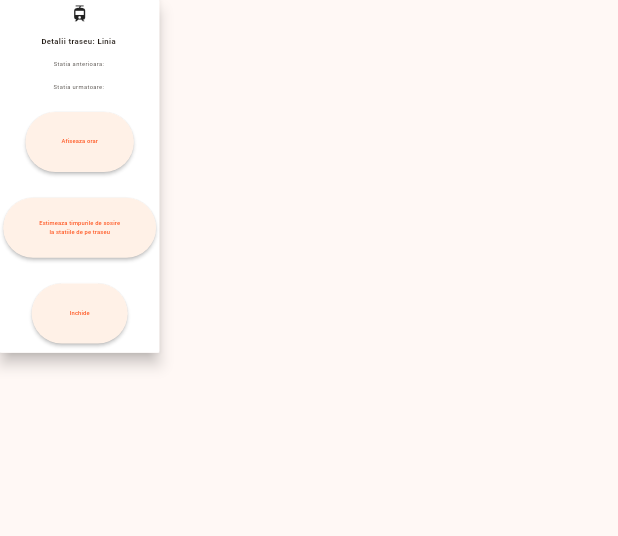
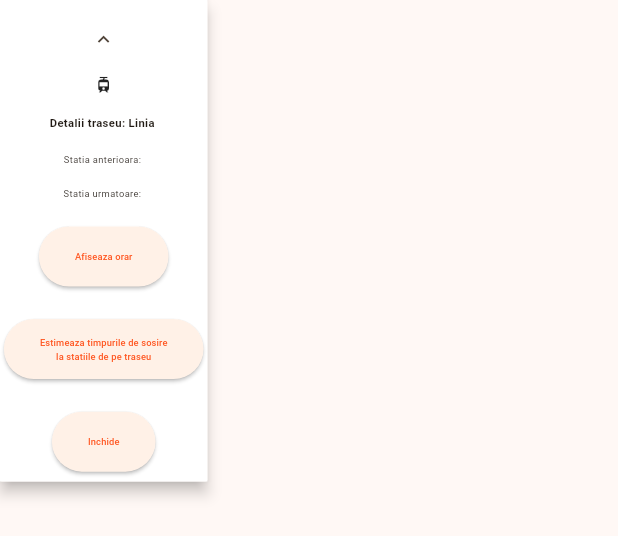
Before and after one commit to bluegalaxy4012/mapmybus, a Flutter app: the VehicleMenu widget shown alone on an empty page, opened directly with empty values, on a phone screen of 412 x 824 dp. Shown: the top 536 px of the screen. Run offline on Flutter 3.47's test engine with Material 3 defaults, Android fonts, the phone set to English and light mode, and no system bars; our stand-ins replace csv, flutter_map, flutter_screenutil, geolocator, latlong2, logger and 1 more; accounts and stored records are empty; network calls fail.

Commit message:
adapt menu for more screen sizes

```diff
--- a/mapmybus/lib/db_service.dart
+++ b/mapmybus/lib/db_service.dart
@@ -141,6 +141,7 @@ class DbService {
     }
   }
 
+  // momentan doar pentru Cluj-Napoca
   Future<Result<List<List<String>>, Exception>> getTimetable(
     String routeShortName,
     String dayType,
--- a/mapmybus/lib/widgets/map_page.dart
+++ b/mapmybus/lib/widgets/map_page.dart
@@ -299,12 +299,8 @@ class _MapPageState extends State<MapPage> {
         }
 
         etas.add(EtaDisplayInfo(stopName: stopName, etaMessage: etaMessage));
-
-        // log.i("Dureaza intre $minEta si $maxEta minute pana la $stopName");
       } else if (data.message == "Vehicle has already passed this stop") {
         etas.add(EtaDisplayInfo(stopName: stopName, etaMessage: "Trecut"));
-
-        // log.i('Vehiculul a trecut deja pe la $stopName');
       } else {
         log.w('Unexpected error while getting etas');
 
--- a/mapmybus/lib/widgets/vehicle_menu.dart
+++ b/mapmybus/lib/widgets/vehicle_menu.dart
@@ -36,6 +36,25 @@ class VehicleMenu extends StatefulWidget {
 class _VehicleMenuState extends State<VehicleMenu> {
   final ScrollController _scrollController = ScrollController();
 
+  // ar trebui si la alte widget-uri de astea dar nu stiu cum e optim de lucrat
+  late double screenWidth;
+  final double smallScreenBonusSize = 11.0;
+  final double largeScreenBonusSize = 1.0;
+
+  bool _isMinimized = false;
+
+  void _toggleMinimize() {
+    setState(() {
+      _isMinimized = !_isMinimized;
+    });
+  }
+
+  double calculateFontSize(double baseSize) {
+    if (screenWidth >= 864) return (baseSize + largeScreenBonusSize).sp;
+
+    return (baseSize + smallScreenBonusSize).sp;
+  }
+
   @override
   void initState() {
     super.initState();
@@ -57,8 +76,9 @@ class _VehicleMenuState extends State<VehicleMenu> {
     );
 
     if (index != -1) {
+      // offset ?
       final double rowH = 26.h;
-      final double headerH = 32.0.h;
+      final double headerH = 32.h;
 
       final double rowTop = headerH + (index * rowH);
       final double visibleHeight = _scrollController.position.viewportDimension;
@@ -66,7 +86,7 @@ class _VehicleMenuState extends State<VehicleMenu> {
       final double finalPos = rowTop - middleOffset;
 
       _scrollController.animateTo(
-        finalPos.clamp(0.0, _scrollController.position.maxScrollExtent),
+        finalPos.clamp(0, _scrollController.position.maxScrollExtent),
         duration: const Duration(milliseconds: 400),
         curve: Curves.easeOut,
       );
@@ -94,6 +114,8 @@ class _VehicleMenuState extends State<VehicleMenu> {
 
   @override
   Widget build(BuildContext context) {
+    screenWidth = MediaQuery.sizeOf(context).width;
+
     return Positioned(
       left: 10.w,
       top: 10.h,
@@ -102,29 +124,61 @@ class _VehicleMenuState extends State<VehicleMenu> {
         borderRadius: BorderRadius.circular(6.r),
 
         child: Container(
-          padding: EdgeInsets.all(10.w),
+          padding: EdgeInsets.all(12.w),
           color: Colors.white,
-          child: Column(
-            spacing: 12.h,
+          child: _isMinimized
+              ? Row(
                   mainAxisSize: MainAxisSize.min,
                   children: [
+                    const Icon(Icons.directions_bus, size: 40),
+                    const SizedBox(width: 8),
+                    Text(
+                      "Linia ${widget.selectedRouteName}",
+                      style: const TextStyle(fontSize: 20),
+                    ),
+                    IconButton(
+                      icon: const Icon(Icons.expand_more, size: 34),
+                      onPressed: _toggleMinimize,
+                    ),
+                  ],
+                )
+              : Column(
+                  spacing: 18.h,
+                  mainAxisSize: MainAxisSize.min,
+                  children: [
+                    Column(
+                      mainAxisSize: MainAxisSize.min,
+                      children: [
+                        IconButton(
+                          icon: Icon(Icons.expand_less, size: 72.sp),
+                          onPressed: _toggleMinimize,
+                        ),
+
                         Icon(
-                getIconForVehicleType(widget.selectedVehicle!.vehicleType),
-                size: 60.sp,
+                          getIconForVehicleType(
+                            widget.selectedVehicle!.vehicleType,
                           ),
+                          size: 58.sp,
+                        ),
+                      ],
+                    ),
+
                     Text(
                       "Detalii traseu: Linia ${widget.selectedRouteName}",
-                style: TextStyle(fontWeight: FontWeight.bold, fontSize: 24.sp),
+                      style: TextStyle(
+                        fontWeight: FontWeight.bold,
+                        fontSize: calculateFontSize(24),
+                      ),
                     ),
 
                     Text(
                       "Statia anterioara: ${widget.previousStopName}",
-                style: TextStyle(fontSize: 18.sp),
+                      style: TextStyle(fontSize: calculateFontSize(18)),
                     ),
 
                     Text(
                       "Statia urmatoare: ${widget.nextStopName}",
-                style: TextStyle(fontSize: 18.sp),
+                      style: TextStyle(fontSize: calculateFontSize(18)),
                     ),
 
                     ElevatedButton(
@@ -142,7 +196,10 @@ class _VehicleMenuState extends State<VehicleMenu> {
                           );
                         }
                       },
-                child: Text("Afiseaza orar", style: TextStyle(fontSize: 18.sp)),
+                      child: Text(
+                        "Afiseaza orar",
+                        style: TextStyle(fontSize: calculateFontSize(18)),
+                      ),
                     ),
 
                     ElevatedButton(
@@ -161,11 +218,15 @@ class _VehicleMenuState extends State<VehicleMenu> {
                               children: [
                                 Text(
                                   "Estimeaza timpurile de sosire",
-                            style: TextStyle(fontSize: 18.sp),
+                                  style: TextStyle(
+                                    fontSize: calculateFontSize(18),
+                                  ),
                                 ),
                                 Text(
                                   "la statiile de pe traseu",
-                            style: TextStyle(fontSize: 18.sp),
+                                  style: TextStyle(
+                                    fontSize: calculateFontSize(18),
+                                  ),
                                 ),
                               ],
                             ),
@@ -180,9 +241,17 @@ class _VehicleMenuState extends State<VehicleMenu> {
                           controller: _scrollController,
                           child: SingleChildScrollView(
                             controller: _scrollController,
+                            child: Container(
+                              // ignore overflow, doar sa nu fie prea lat tabelul
+                              constraints: BoxConstraints(
+                                maxWidth: screenWidth * 0.34,
+                              ),
+
                               child: DataTable(
                                 headingRowColor: WidgetStateProperty.all(
-                          Theme.of(context).colorScheme.surfaceContainerLow,
+                                  Theme.of(
+                                    context,
+                                  ).colorScheme.surfaceContainerLow,
                                 ),
 
                                 dataRowMinHeight: 18.h,
@@ -193,13 +262,17 @@ class _VehicleMenuState extends State<VehicleMenu> {
                                   DataColumn(
                                     label: Text(
                                       "Nume statie",
-                              style: TextStyle(fontSize: 17.sp),
+                                      style: TextStyle(
+                                        fontSize: calculateFontSize(16),
+                                      ),
                                     ),
                                   ),
                                   DataColumn(
                                     label: Text(
                                       "Timp estimat",
-                              style: TextStyle(fontSize: 17.sp),
+                                      style: TextStyle(
+                                        fontSize: calculateFontSize(16),
+                                      ),
                                     ),
                                   ),
                                 ],
@@ -219,9 +292,10 @@ class _VehicleMenuState extends State<VehicleMenu> {
                                         Text(
                                           e.stopName,
                                           style: TextStyle(
-                                    fontSize: 14.sp,
+                                            fontSize: calculateFontSize(13),
                                             fontWeight:
-                                        e.stopName == widget.nextStopName
+                                                e.stopName ==
+                                                    widget.nextStopName
                                                 ? FontWeight.bold
                                                 : FontWeight.normal,
                                           ),
@@ -230,7 +304,9 @@ class _VehicleMenuState extends State<VehicleMenu> {
                                       DataCell(
                                         Text(
                                           e.etaMessage,
-                                  style: TextStyle(fontSize: 15.sp),
+                                          style: TextStyle(
+                                            fontSize: calculateFontSize(14),
+                                          ),
                                         ),
                                       ),
                                     ],
@@ -240,11 +316,15 @@ class _VehicleMenuState extends State<VehicleMenu> {
                             ),
                           ),
                         ),
+                      ),
                     ],
 
                     ElevatedButton(
                       onPressed: widget.onClose,
-                child: Text("Inchide", style: TextStyle(fontSize: 18.sp)),
+                      child: Text(
+                        "Inchide",
+                        style: TextStyle(fontSize: calculateFontSize(18)),
+                      ),
                     ),
                   ],
                 ),
```
Also changed, not shown: mapmybus/lib/config.dart (+0 -24 lines), mapmybus/lib/main.dart (+7 -6 lines). Lines whose indentation alone changed are shown as unchanged.
